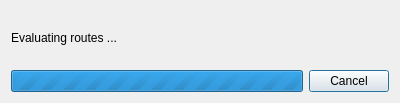
Qt form ui/ProgressDialog.ui (moltencrux/wordlesmash) before a commit.
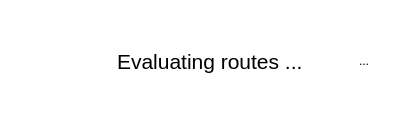
The same form after that commit. Icons and pictures are not drawn. Custom widgets are drawn as their Qt base class.

What changed in the file:
```diff
--- a/ui/ProgressDialog.ui
+++ b/ui/ProgressDialog.ui
@@ -10,93 +10,100 @@
     <x>0</x>
     <y>0</y>
     <width>400</width>
-    <height>103</height>
+    <height>111</height>
    </rect>
   </property>
-  <property name="windowTitle">
-   <string>Dialog</string>
+  <property name="focusPolicy">
+   <enum>Qt::FocusPolicy::StrongFocus</enum>
+  </property>
+  <property name="windowOpacity">
+   <double>0.200000000000000</double>
+  </property>
+  <property name="styleSheet">
+   <string notr="true">background: transparent</string>
   </property>
   <property name="modal">
    <bool>true</bool>
   </property>
-  <layout class="QGridLayout" name="gridLayout">
-   <property name="spacing">
-    <number>6</number>
-   </property>
-   <item row="1" column="0">
-    <widget class="QProgressBar" name="progressBar">
-     <property name="maximum">
-      <number>0</number>
-     </property>
-     <property name="value">
-      <number>-1</number>
-     </property>
-    </widget>
-   </item>
-   <item row="1" column="1">
-    <widget class="QDialogButtonBox" name="buttonBox">
+  <layout class="QHBoxLayout" name="horizontalLayout">
+   <item>
+    <widget class="WaitingArrowSpinnerWidget" name="spinner" native="true">
      <property name="sizePolicy">
       <sizepolicy hsizetype="Fixed" vsizetype="Fixed">
        <horstretch>0</horstretch>
        <verstretch>0</verstretch>
       </sizepolicy>
      </property>
-     <property name="orientation">
-      <enum>Qt::Orientation::Vertical</enum>
-     </property>
-     <property name="standardButtons">
-      <set>QDialogButtonBox::StandardButton::Cancel</set>
-     </property>
-     <property name="centerButtons">
-      <bool>true</bool>
+     <property name="minimumSize">
+      <size>
+       <width>100</width>
+       <height>100</height>
+      </size>
      </property>
     </widget>
    </item>
-   <item row="0" column="0" colspan="2">
+   <item>
     <widget class="QLabel" name="label">
+     <property name="font">
+      <font>
+       <pointsize>16</pointsize>
+      </font>
+     </property>
      <property name="styleSheet">
-      <string notr="true">border-radius: 9px;</string>
+      <string notr="true"/>
      </property>
      <property name="text">
       <string>Evaluating routes ...</string>
      </property>
+     <property name="alignment">
+      <set>Qt::AlignmentFlag::AlignLeading|Qt::AlignmentFlag::AlignLeft|Qt::AlignmentFlag::AlignVCenter</set>
+     </property>
+     <property name="wordWrap">
+      <bool>true</bool>
+     </property>
+    </widget>
+   </item>
+   <item>
+    <widget class="QToolButton" name="cancelButton">
+     <property name="minimumSize">
+      <size>
+       <width>50</width>
+       <height>50</height>
+      </size>
+     </property>
+     <property name="focusPolicy">
+      <enum>Qt::FocusPolicy::StrongFocus</enum>
+     </property>
+     <property name="styleSheet">
+      <string notr="true">background-color: none; border: none</string>
+     </property>
+     <property name="text">
+      <string>...</string>
+     </property>
+     <property name="icon">
+      <iconset resource="wordlesmash.qrc">
+       <normaloff>:/icons/cancel-button.svg</normaloff>:/icons/cancel-button.svg</iconset>
+     </property>
+     <property name="iconSize">
+      <size>
+       <width>48</width>
+       <height>48</height>
+      </size>
+     </property>
     </widget>
    </item>
   </layout>
  </widget>
- <resources/>
- <connections>
-  <connection>
-   <sender>buttonBox</sender>
-   <signal>accepted()</signal>
-   <receiver>ProgressDialog</receiver>
-   <slot>accept()</slot>
-   <hints>
-    <hint type="sourcelabel">
-     <x>248</x>
-     <y>254</y>
-    </hint>
-    <hint type="destinationlabel">
-     <x>157</x>
-     <y>274</y>
-    </hint>
-   </hints>
-  </connection>
-  <connection>
-   <sender>buttonBox</sender>
-   <signal>rejected()</signal>
-   <receiver>ProgressDialog</receiver>
-   <slot>reject()</slot>
-   <hints>
-    <hint type="sourcelabel">
-     <x>316</x>
-     <y>260</y>
-    </hint>
-    <hint type="destinationlabel">
-     <x>286</x>
-     <y>274</y>
-    </hint>
-   </hints>
-  </connection>
- </connections>
+ <customwidgets>
+  <customwidget>
+   <class>WaitingArrowSpinnerWidget</class>
+   <extends>QWidget</extends>
+   <header>ui/WaitingArrowSpinnerWidget/waitingarrowspinnerwidget.h</header>
+   <container>1</container>
+  </customwidget>
+ </customwidgets>
+ <resources>
+  <include location="wordlesmash.qrc"/>
+ </resources>
+ <connections/>
 </ui>
```
